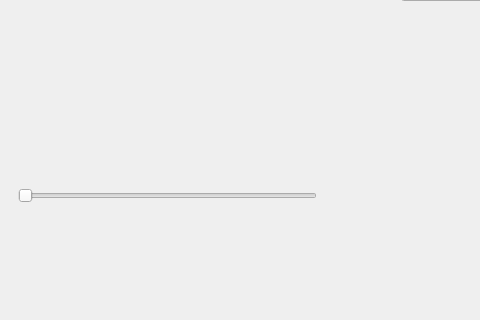
Haidy-sayed/Task_2_DSP, file Task2_GUI.ui: the form before one commit; both pictures show x 0 to 480 and y 181 to 501 of the 718 by 600 pixel window.
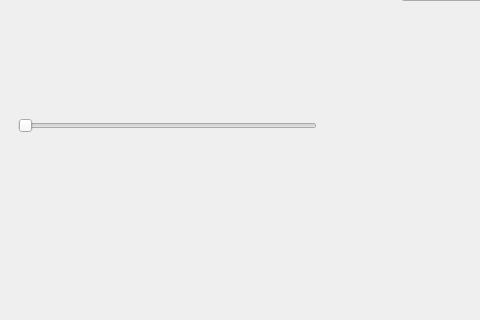
The form after the commit.

```diff
--- a/Task2_GUI.ui
+++ b/Task2_GUI.ui
@@ -47,7 +47,7 @@
          <property name="minimumSize">
           <size>
            <width>0</width>
-           <height>300</height>
+           <height>100</height>
           </size>
          </property>
          <property name="maximumSize">
```
